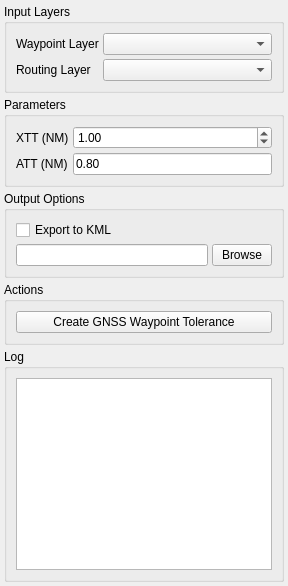
The window that Q_Pansopy/ui/pbn/qpansopy_gnss_waypoint_dockwidget.ui (FLYGHT7/qpansopy) describes before a commit, drawn with Qt 5.
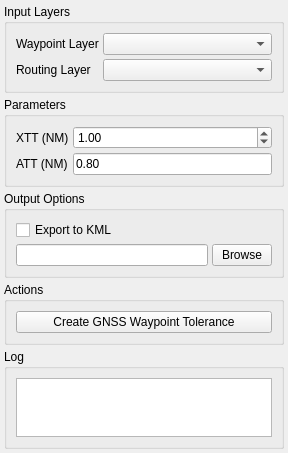
The same window after the commit. Custom widgets are drawn as their Qt base class.

Commit message:
fix(ui): Limit log group height to 100px
Set maxHeight on logGroup to prevent it from expanding too much

```diff
--- a/Q_Pansopy/ui/pbn/qpansopy_gnss_waypoint_dockwidget.ui
+++ b/Q_Pansopy/ui/pbn/qpansopy_gnss_waypoint_dockwidget.ui
@@ -193,6 +193,12 @@
       <property name="title">
        <string>Log</string>
       </property>
+      <property name="maximumSize">
+       <size>
+        <width>16777215</width>
+        <height>100</height>
+       </size>
+      </property>
       <layout class="QVBoxLayout" name="logLayout">
        <property name="spacing">
         <number>2</number>
```
Left out of the diff: 3 changed lines with no effect on the pictures.
